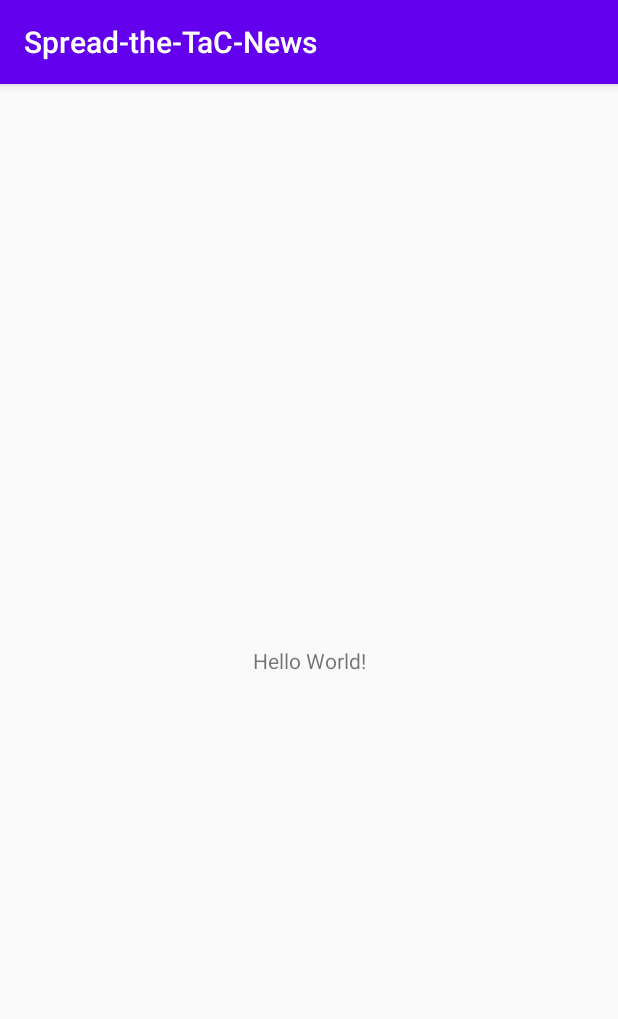
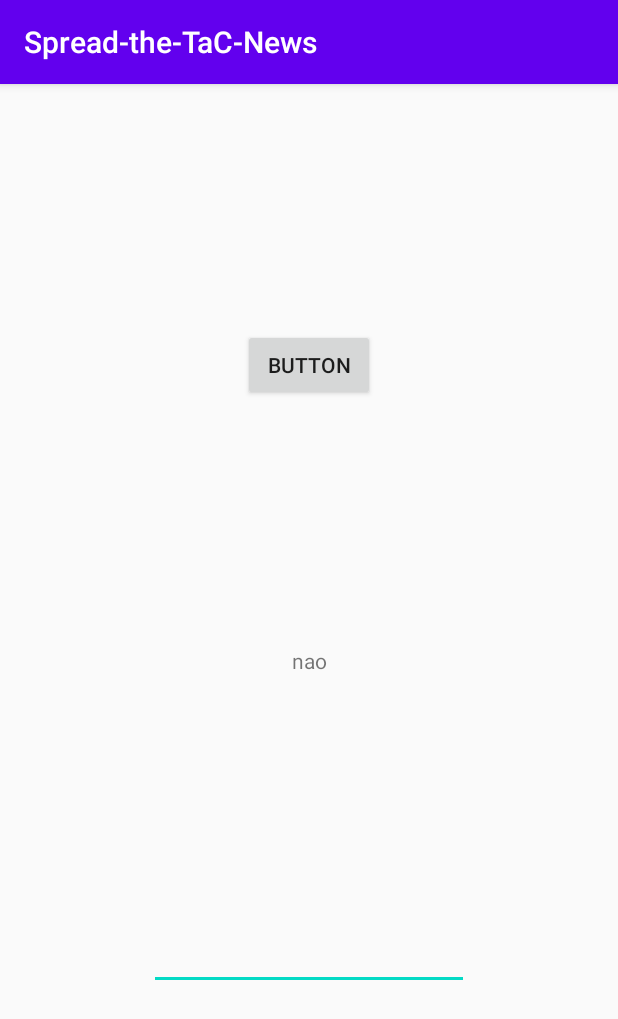
Before and after one commit to pipamata/Spread-the-TaC-News, an Android app: the screen it shows after launch (MainActivity), on a phone screen of 412 x 824 dp. Shown: the top 1019 px of the screen. Run offline under Robolectric (Android 15) with nearby library versions, the phone set to English and light mode, and no system bars.

Commit message:
criei ligação com o site

```diff
--- a/app/build.gradle
+++ b/app/build.gradle
@@ -26,6 +26,7 @@ dependencies {
     implementation fileTree(dir: "libs", include: ["*.jar"])
     implementation 'androidx.appcompat:appcompat:1.2.0'
     implementation 'androidx.constraintlayout:constraintlayout:2.0.4'
+    implementation files('libs\\jsoup-1.13.1.jar')
     testImplementation 'junit:junit:4.12'
     androidTestImplementation 'androidx.test.ext:junit:1.1.2'
     androidTestImplementation 'androidx.test.espresso:espresso-core:3.3.0'
--- a/app/src/main/AndroidManifest.xml
+++ b/app/src/main/AndroidManifest.xml
@@ -1,6 +1,8 @@
 <?xml version="1.0" encoding="utf-8"?>
 <manifest xmlns:android="http://schemas.android.com/apk/res/android"
     package="pt.ubi.di.pmd.spread_the_tac_news">
+
+    <uses-permission android:name="android.permission.INTERNET"/>
 
     <application
         android:allowBackup="true"
--- a/app/src/main/java/pt/ubi/di/pmd/spread_the_tac_news/MainActivity.java
+++ b/app/src/main/java/pt/ubi/di/pmd/spread_the_tac_news/MainActivity.java
@@ -3,15 +3,70 @@ package pt.ubi.di.pmd.spread_the_tac_news;
 import androidx.appcompat.app.AppCompatActivity;
 
 import android.os.Bundle;
+import android.view.View;
+import android.widget.Button;
+import android.widget.EditText;
+import android.widget.TextView;
 import android.widget.Toast;
 
+import org.jsoup.Jsoup;
+import org.jsoup.nodes.Document;
+import org.jsoup.nodes.Element;
+import org.jsoup.select.Elements;
+
+import java.io.IOException;
+
 public class MainActivity extends AppCompatActivity {
+
+    TextView Text1;
+    EditText editText;
+    Button button;
 
     @Override
     protected void onCreate(Bundle savedInstanceState) {
         super.onCreate(savedInstanceState);
         setContentView(R.layout.activity_main);
+        Text1 = (TextView) findViewById(R.id.textView);
+        editText = findViewById(R.id.editText);
+        button = findViewById(R.id.button);
 
-        Toast.makeText(this, "TEste!!", Toast.LENGTH_SHORT).show();
+        button.setOnClickListener(new View.OnClickListener() {
+            @Override
+            public void onClick(View v) {
+                getWebsite();
+            }
+        });
+    }
+
+    private void getWebsite(){
+        //se nao correr numa outra thread nao funciona
+        //ver o porquê mais tarde !!!!!!!!!!!!!
+
+        new Thread(new Runnable() {
+            @Override
+            public void run() {
+                //precisa de um try catch
+                final StringBuilder builder = new StringBuilder();
+                try {
+                    Document doc = Jsoup.connect("https://www.facebook.com/ESAFETYglobal/").get();
+                    String title = doc.title();
+                    Elements links = doc.select("div[dir=auto]");
+                    builder.append(title).append("\n");
+
+                    // nao consigo ir buscar o texto
+                    for (Element link : links) {
+                        builder.append("\n").append("Texto: ").append(link.text());
+                    }
+                } catch (IOException e) {
+                    e.printStackTrace();
+                }
+                runOnUiThread(new Runnable() {
+                    @Override
+                    public void run() {
+                        Text1.setText(builder.toString());
+                    }
+                });
+            }
+        }).start();
     }
 }
--- a/app/src/main/res/layout/activity_main.xml
+++ b/app/src/main/res/layout/activity_main.xml
@@ -7,12 +7,35 @@
     tools:context=".MainActivity">
 
     <TextView
+        android:id="@+id/textView"
         android:layout_width="wrap_content"
         android:layout_height="wrap_content"
-        android:text="Hello World!"
+        android:text="nao"
         app:layout_constraintBottom_toBottomOf="parent"
         app:layout_constraintLeft_toLeftOf="parent"
         app:layout_constraintRight_toRightOf="parent"
         app:layout_constraintTop_toTopOf="parent" />
 
+    <EditText
+        android:id="@+id/editText"
+        android:layout_width="wrap_content"
+        android:layout_height="wrap_content"
+        android:ems="10"
+        android:inputType="textPersonName"
+        android:text=""
+        app:layout_constraintBottom_toBottomOf="parent"
+        app:layout_constraintEnd_toEndOf="parent"
+        app:layout_constraintStart_toStartOf="parent"
+        app:layout_constraintTop_toBottomOf="@+id/textView" />
+
+    <Button
+        android:id="@+id/button"
+        android:layout_width="wrap_content"
+        android:layout_height="wrap_content"
+        android:text="Button"
+        app:layout_constraintBottom_toTopOf="@+id/textView"
+        app:layout_constraintEnd_toEndOf="parent"
+        app:layout_constraintStart_toStartOf="parent"
+        app:layout_constraintTop_toTopOf="parent" />
+
 </androidx.constraintlayout.widget.ConstraintLayout>
```
Also changed, not shown: app/libs/jsoup-1.13.1.jar (added).
